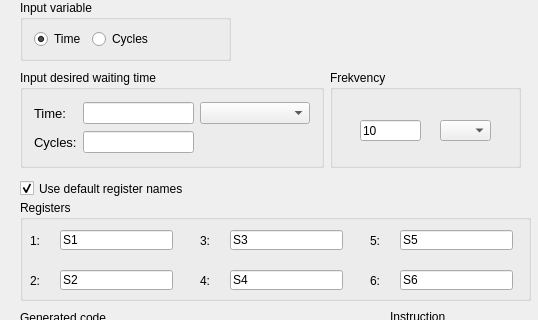
The window that IDE/GUI/widgets/LoopGen/loop_gen.ui (AbyssAbbeba/MDS-picoblaze-AVR-ide) describes before a commit, drawn with Qt 5; both pictures show x 0 to 538 and y 0 to 320 of the 538 by 659 pixel window.
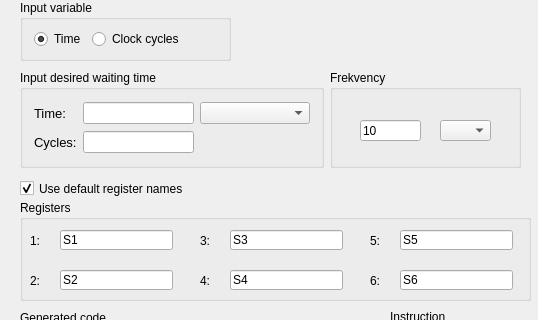
The same window after the commit.

Diff of the .ui file:
```diff
--- a/IDE/GUI/widgets/LoopGen/loop_gen.ui
+++ b/IDE/GUI/widgets/LoopGen/loop_gen.ui
@@ -190,7 +190,7 @@
     <item row="0" column="1">
      <widget class="QRadioButton" name="radio_Cycles">
       <property name="text">
-       <string>Cycles</string>
+       <string>Clock cycles</string>
       </property>
      </widget>
     </item>
```
